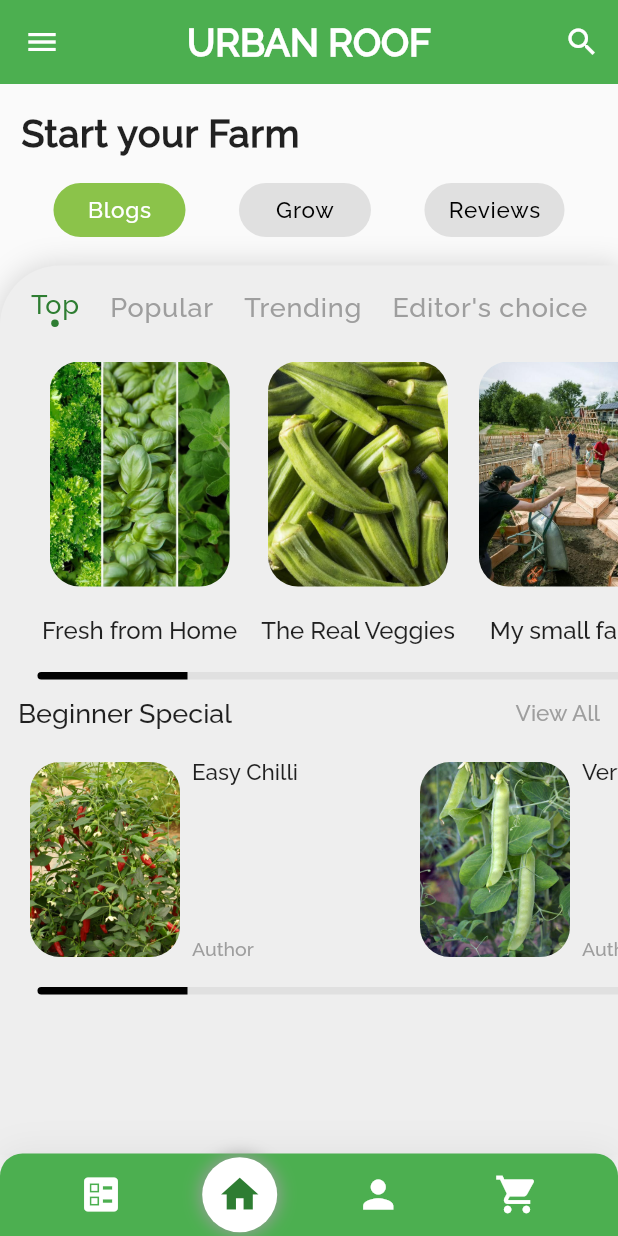
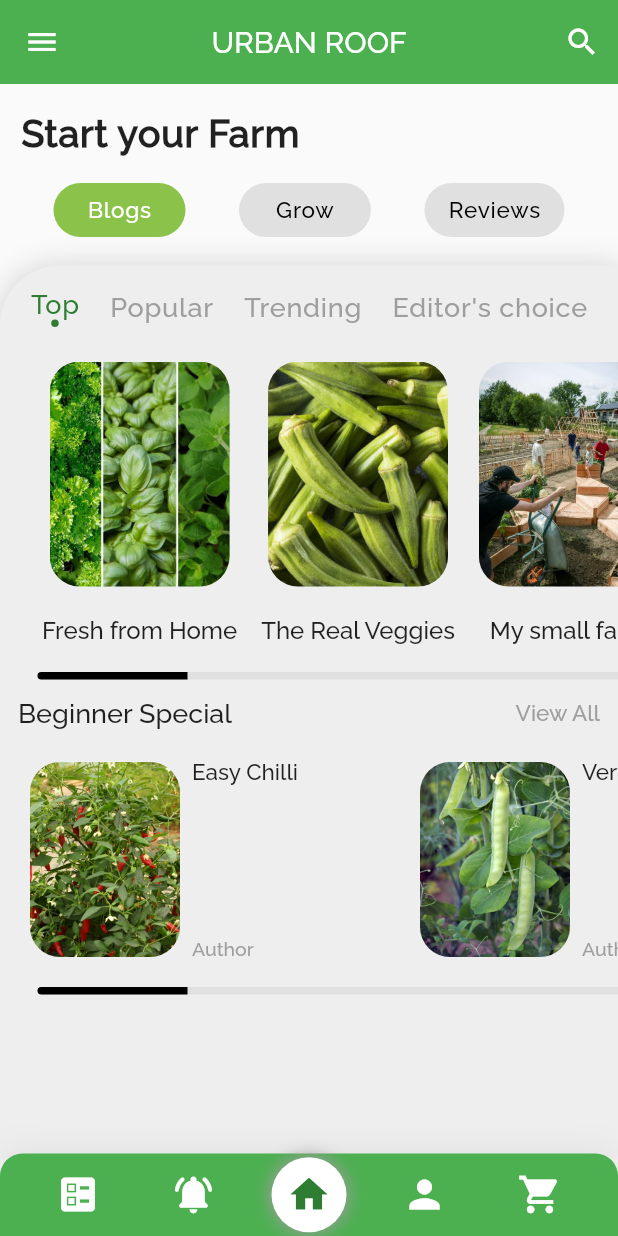
Before and after one commit to aksharabruno/Urban-Roof, a Flutter app: the HomePage screen opened by its route, on a phone screen of 412 x 824 dp. Run offline on Flutter 3.47's test engine with Material 2 defaults, Android fonts, the phone set to English and light mode, and no system bars; our stand-ins replace image_picker, rflutter_alert; accounts and stored records are empty.

Commit message:
Update home.dart

```diff
--- a/lib/app/pages/home.dart
+++ b/lib/app/pages/home.dart
@@ -1,16 +1,17 @@
 //import 'dart:ui';
+
+//import 'dart:js';
 
 import 'package:flutter/material.dart';
 import 'package:urban_roof/app/common/common_widgets.dart';
-
+import 'grow.dart';
 import 'detailspage.dart';
 
 class HomePage extends StatelessWidget {
-  //final String uname;
-  //HomePage({Key key, @required this.uname}) : super(key: key);
   @override
   Widget build(BuildContext context) {
     return Scaffold(
+
       drawer: builddrawerelement(context),
       bottomNavigationBar: Container(
           height: 55,
@@ -23,18 +24,19 @@ class HomePage extends StatelessWidget {
                 ),
                 boxShadow: [
                   BoxShadow(
-                          color: Colors.grey[300],
-                          blurRadius: 20,
-                          spreadRadius: 1)
+                      color: Colors.grey[300], blurRadius: 20, spreadRadius: 1)
                 ]),
             child: Row(
               mainAxisAlignment: MainAxisAlignment.spaceEvenly,
               children: [
                 buildContainerBottomNav(Icons.ballot, 'allitems', context),
-                    //buildContainerBottomNav(Icons.notifications_on, 'notification', context),
-                    buildContainerBottomNav(Icons.home, 'home', context, isSelected: true),
+                buildContainerBottomNav(
+                    Icons.notifications_on_rounded, 'notification', context),
+                buildContainerBottomNav(Icons.home, 'home', context,
+                    isSelected: true),
                 buildContainerBottomNav(Icons.person, 'profile', context),
-                    buildContainerBottomNav(Icons.shopping_cart, 'maincategory', context),
+                buildContainerBottomNav(
+                    Icons.shopping_cart, 'maincategory', context),
               ],
             ),
           )),
@@ -42,19 +44,9 @@ class HomePage extends StatelessWidget {
           centerTitle: true,
           backgroundColor: Colors.green,
           elevation: 0,
-            leading: Builder(builder: (BuildContext context) {
-              return IconButton(
-                icon: Container(child: Icon(Icons.menu)),
-                onPressed: () {},
-              );
-            }),
+
           title: Text(
             "URBAN ROOF",
-              style: TextStyle(
-                color: Colors.white,
-                fontSize: 25,
-                fontWeight: FontWeight.bold,
-              ),
           ),
           actions: <Widget>[
             IconButton(
@@ -89,9 +81,9 @@ class HomePage extends StatelessWidget {
           Row(
             mainAxisAlignment: MainAxisAlignment.spaceEvenly,
             children: [
-                  buildFlatButton("Blogs", context, 'home', isSelected: true),
-                  buildFlatButton("Grow", context, 'grow'),
-                  buildFlatButton("Reviews", context, 'home'),
+              buildFlatButton(context, "Blogs", isSelected: true),
+              buildFlatButton(context, "Grow"),
+              buildFlatButton(context, "Reviews"),
             ],
           ),
           SizedBox(
@@ -101,8 +93,7 @@ class HomePage extends StatelessWidget {
             child: Container(
               decoration: BoxDecoration(
                   color: Colors.grey[200],
-                      borderRadius:
-                          BorderRadius.only(topLeft: Radius.circular(40)),
+                  borderRadius: BorderRadius.only(topLeft: Radius.circular(40)),
                   boxShadow: [
                     BoxShadow(
                       color: Colors.grey[350],
@@ -147,8 +138,7 @@ class HomePage extends StatelessWidget {
                           Spacer(),
                           Text(
                             "View All",
-                                style:
-                                    TextStyle(fontSize: 15, color: Colors.grey),
+                            style: TextStyle(fontSize: 15, color: Colors.grey),
                           )
                         ],
                       ),
@@ -158,12 +148,11 @@ class HomePage extends StatelessWidget {
                       scrollDirection: Axis.horizontal,
                       child: Row(
                         children: [
-                              buildBottomContainer("4",
-                                  "Easy Chilli", "Author"),
-                              buildBottomContainer("5",
-                                  "Very green peas", "Author"),
-                              buildBottomContainer("6",
-                                  "Organic eggplants", "Author"),
+                          buildBottomContainer("4", "Easy Chilli", "Author"),
+                          buildBottomContainer(
+                              "5", "Very green peas", "Author"),
+                          buildBottomContainer(
+                              "6", "Organic eggplants", "Author"),
                         ],
                       ),
                     ),
@@ -181,8 +170,6 @@ class HomePage extends StatelessWidget {
     );
   }
 
-
-
   Container buildBottomContainer(String image, String text1, String text2) {
     return Container(
         height: 150,
@@ -195,7 +182,8 @@ class HomePage extends StatelessWidget {
                 child: SizedBox(
                     height: 130,
                     width: 100,
-                    child: Image.asset("assets/images/blog$image.jpg", fit: BoxFit.cover))),
+                    child: Image.asset("assets/images/blog$image.jpg",
+                        fit: BoxFit.cover))),
             Padding(
               padding: const EdgeInsets.all(8.0),
               child: Column(
@@ -222,8 +210,6 @@ class HomePage extends StatelessWidget {
         ));
   }
 
-
-
   Column buildColumnAtTop(String text, {bool isSelected = false}) {
     return Column(
       children: [
@@ -247,10 +233,18 @@ class HomePage extends StatelessWidget {
     );
   }
 
-  FlatButton buildFlatButton(String text,  BuildContext context, String route, {bool isSelected = false}) {
+  FlatButton buildFlatButton(context, text, {bool isSelected = false}) {
     return FlatButton(
       onPressed: () {
-        Navigator.pushReplacementNamed(context, '/$route');
+        if (text == 'Blogs') {
+          Navigator.of(context).pushNamed('/home');
+        }
+        if (text == 'Grow') {
+          Navigator.of(context).pushNamed('/grow');
+        }
+        if (text == 'Reviews') {
+          Navigator.of(context).pushNamed('/home');
+        }
       },
       child: Text(
         text,
@@ -281,25 +275,20 @@ class MyblogList extends StatelessWidget {
           SizedBox(
             width: 20,
           ),
-
-            buildColumnWithRow(
-                "1",
-                "Fresh from Home",context),
-
-          buildColumnWithRow("2",
-              "The Real Veggies",context),
-          buildColumnWithRow(
-              "3", "My small farm",context),
+          buildColumnWithRow("1", "Fresh from Home", context),
+          buildColumnWithRow("2", "The Real Veggies", context),
+          buildColumnWithRow("3", "My small farm", context),
         ],
       ),
     );
   }
-   GestureDetector buildColumnWithRow(String image, String title, BuildContext context) {
+
+  GestureDetector buildColumnWithRow(
+      String image, String title, BuildContext context) {
     return GestureDetector(
-      onTap: (){
-              Navigator.of(context).push(
-                  MaterialPageRoute(builder: (context) {
-                return DetailsPage(image:image,title:title,context:context);
+      onTap: () {
+        Navigator.of(context).push(MaterialPageRoute(builder: (context) {
+          return DetailsPage(image: image, title: title, context: context);
         }));
       },
       child: Padding(
```
Lines whose indentation alone changed are shown as unchanged.
